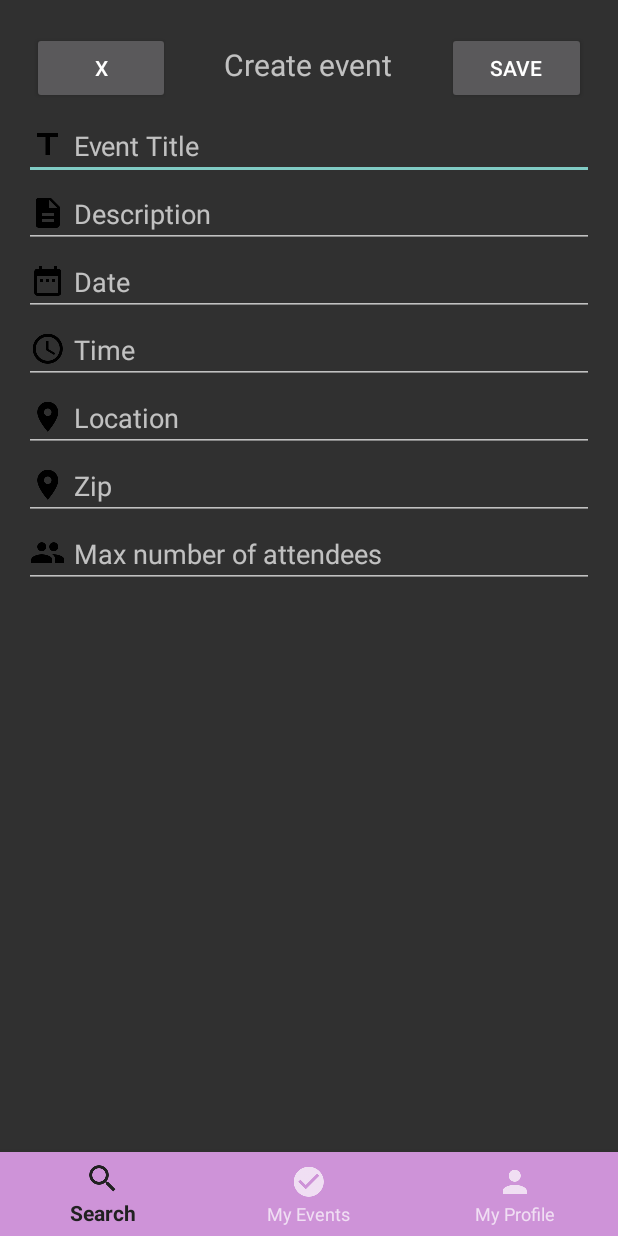
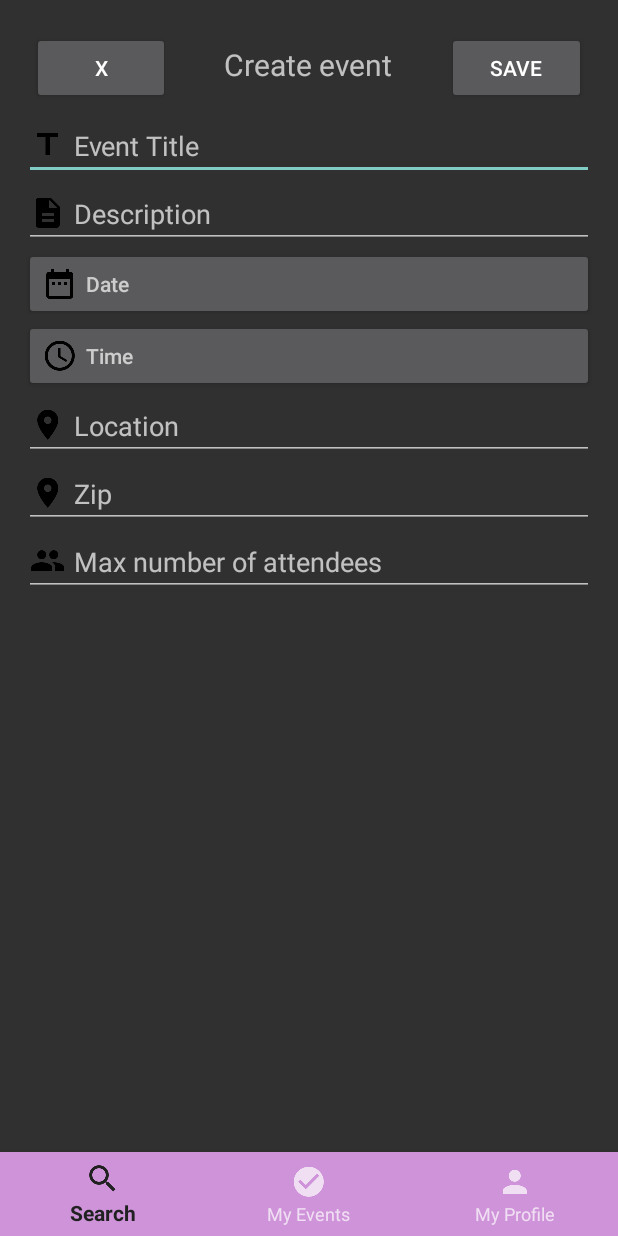
Before and after one commit to KatsiarynaMashokha/NeverLonely, an Android app: the NewEventFragment screen opened directly, with no data from a screen before it, on a phone screen of 412 x 824 dp. Run offline under Robolectric (Android 15) with nearby library versions, the phone set to English and light mode, and no system bars; our stand-ins replace ButterKnife.

```diff
--- a/app/src/main/java/com/epicodus/neverlonely/NewEventFragment.java
+++ b/app/src/main/java/com/epicodus/neverlonely/NewEventFragment.java
@@ -32,8 +32,8 @@ public class NewEventFragment extends Fragment implements View.OnClickListener{
     @Bind(R.id.save_button) Button mSaveButton;
     @Bind(R.id.title_edit_text) EditText mTitleEditText;
     @Bind(R.id.description_edit_text) EditText mDescriptionEditText;
-    @Bind(R.id.date_edit_text) EditText mDateEditText;
-    @Bind(R.id.time_edit_text) EditText mTimeEditText;
+   @Bind(R.id.date_edit_text) Button mDateEditText;
+    @Bind(R.id.time_edit_text) Button mTimeEditText;
     @Bind(R.id.location_edit_text) EditText mLocationEditText;
     @Bind(R.id.max_attendees_edit_text) EditText mMaxAttendeesEditText;
     @Bind(R.id.zip_edit_text) EditText mZipEditText;
@@ -102,8 +102,6 @@ public class NewEventFragment extends Fragment implements View.OnClickListener{
         Toast.makeText(getActivity(), "The event was successfully added!", Toast.LENGTH_SHORT).show();
         mTitleEditText.getText().clear();
         mDescriptionEditText.getText().clear();
-        mDateEditText.getText().clear();
-        mTimeEditText.getText().clear();
         mLocationEditText.getText().clear();
         mMaxAttendeesEditText.getText().clear();
         mZipEditText.getText().clear();
--- a/app/src/main/res/layout/activity_new_event.xml
+++ b/app/src/main/res/layout/activity_new_event.xml
@@ -57,19 +57,21 @@
         android:drawablePadding="5dp"
         android:hint="Description"/>
 
-    <EditText
+    <Button
         android:id="@+id/date_edit_text"
         android:layout_width="match_parent"
         android:layout_height="wrap_content"
+        android:textAlignment="viewStart"
         android:drawableLeft="@drawable/ic_date_range_black_24dp"
         android:drawablePadding="5dp"
         android:hint="Date"/>
 
-    <EditText
+    <Button
         android:id="@+id/time_edit_text"
         android:layout_width="match_parent"
         android:layout_height="wrap_content"
         android:drawableLeft="@drawable/ic_access_time_black_24dp"
+        android:textAlignment="viewStart"
         android:drawablePadding="5dp"
         android:hint="Time"/>
 
--- a/gradle.properties
+++ /dev/null
@@ -1,18 +0,0 @@
-# Project-wide Gradle settings.
-
-# IDE (e.g. Android Studio) users:
-# Gradle settings configured through the IDE *will override*
-# any settings specified in this file.
-
-# For more details on how to configure your build environment visit
-# http://www.gradle.org/docs/current/userguide/build_environment.html
-
-# Specifies the JVM arguments used for the daemon process.
-# The setting is particularly useful for tweaking memory settings.
-org.gradle.jvmargs=-Xmx1536m
-OpenWeatherMapApiKey = "0fa979dcc0f8d36939d57778d0b74544"
-
-# When configured, Gradle will run in incubating parallel mode.
-# This option should only be used with decoupled projects. More details, visit
-# http://www.gradle.org/docs/current/userguide/multi_project_builds.html#sec:decoupled_projects
-# org.gradle.parallel=true
```
